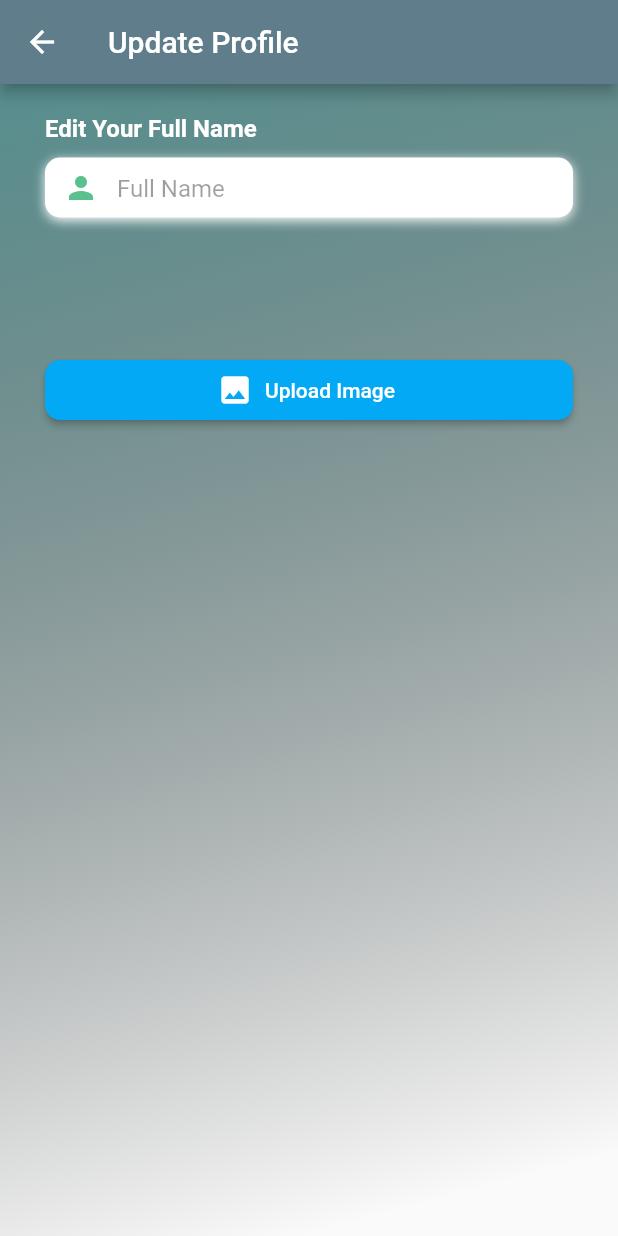
After one commit to RealXSkull/Pc-Builder, a Flutter app: the screen it shows once a user with an empty profile is signed in, in the side drawer, after a tap on "Update Profile", on a phone screen of 412 x 824 dp. The commit adds this screen. Run offline on Flutter 3.47's test engine with Material 2 defaults, Android fonts, the phone set to English and light mode, and no system bars; our stand-ins replace firebase_auth, firebase_core, firebase_database, firebase_storage, fluttertoast, image_picker; missing offline and left inert: dart:html; accounts and stored records are empty; network calls fail.

Commit message:
signup contains full name
signup contains full name

```diff
--- /dev/null
+++ b/lib/ManageProfile.dart
@@ -0,0 +1,155 @@
+// ignore_for_file: prefer_const_constructors, prefer_const_literals_to_create_immutables, unused_field
+
+import 'dart:html';
+
+import 'package:flutter/material.dart';
+import 'package:flutter/services.dart';
+import 'package:fluttertoast/fluttertoast.dart';
+import 'package:firebase_storage/firebase_storage.dart';
+import 'package:image_picker/image_picker.dart';
+
+class Manageprofile extends StatefulWidget {
+  const Manageprofile({super.key});
+
+  @override
+  State<Manageprofile> createState() => _ManageprofileState();
+}
+
+class _ManageprofileState extends State<Manageprofile> {
+  final _namecontroller = TextEditingController();
+  @override
+  Widget build(BuildContext context) {
+    return Scaffold(
+        appBar: AppBar(
+          title: Text('Update Profile'),
+          backgroundColor: Colors.blueGrey,
+        ),
+        body: AnnotatedRegion<SystemUiOverlayStyle>(
+          value: SystemUiOverlayStyle.dark,
+          child: Form(
+            // key: formkey,
+            child: Stack(
+              children: <Widget>[
+                Container(
+                  height: MediaQuery.of(context).size.height,
+                  width: MediaQuery.of(context).size.width,
+                  decoration: const BoxDecoration(
+                      gradient: LinearGradient(
+                          begin: Alignment.topLeft,
+                          end: Alignment.bottomCenter,
+                          colors: [Color(0xff588F8F), Color(0x00000000)])),
+                  child: SingleChildScrollView(
+                    physics: AlwaysScrollableScrollPhysics(),
+                    padding: EdgeInsets.symmetric(horizontal: 30, vertical: 10),
+                    child: Column(
+                      mainAxisAlignment: MainAxisAlignment.center,
+                      children: <Widget>[
+                        buildname(),
+                        SizedBox(
+                          height: 15,
+                        ),
+                        // buildemail(),
+                        const SizedBox(
+                          height: 20,
+                        ),
+                        // buildphone(),
+                        // const SizedBox(
+                        //   height: 20,
+                        // ),
+                        // buildpassword(),
+                        SizedBox(
+                          height: 20,
+                        ),
+                        //buildconfirmpassword(),
+                        SizedBox(
+                          height: 20,
+                        ),
+                        // Registerbtn(),
+                        SizedBox(
+                          height: 20,
+                        ),
+                        recoverpas()
+                      ],
+                    ),
+                  ),
+                ),
+              ],
+            ),
+          ),
+        ));
+  }
+
+  Widget recoverpas() {
+    return Container(
+      height: 40,
+      width: double.infinity,
+      child: ElevatedButton.icon(
+        style: ButtonStyle(
+            backgroundColor: MaterialStateProperty.all<Color>(Colors.lightBlue),
+            shape: MaterialStateProperty.all<RoundedRectangleBorder>(
+                RoundedRectangleBorder(
+              borderRadius: BorderRadius.circular(10.0),
+            ))),
+        label: Text('Upload Image'),
+        onPressed: () {
+          // if (_emailcontroller.text.isNotEmpty) {
+          //   ResetPassword();
+          // } else {
+          //   Fluttertoast.showToast(
+          //       msg: "Invalid Credentials",
+          //       toastLength: Toast.LENGTH_SHORT,
+          //       backgroundColor: Colors.grey);
+          // }
+        },
+        icon: Icon(
+          Icons.image,
+          size: 24,
+        ),
+      ),
+    );
+  }
+
+  Widget buildname() {
+    return Column(
+      crossAxisAlignment: CrossAxisAlignment.start,
+      children: <Widget>[
+        SizedBox(
+          height: 10,
+        ),
+        Text(
+          'Edit Your Full Name',
+          style: TextStyle(
+            color: Colors.white,
+            fontSize: 16,
+            fontWeight: FontWeight.bold,
+          ),
+        ),
+        SizedBox(height: 10),
+        Container(
+          alignment: Alignment.centerLeft,
+          decoration: BoxDecoration(
+              color: Colors.white,
+              borderRadius: BorderRadius.circular(10),
+              boxShadow: [
+                BoxShadow(
+                    color: Colors.white, blurRadius: 6, offset: Offset(0, 2))
+              ]),
+          height: 40,
+          child: TextField(
+            controller: _namecontroller,
+            keyboardType: TextInputType.text,
+            style: TextStyle(color: Colors.black87),
+            decoration: InputDecoration(
+                border: InputBorder.none,
+                prefixIcon: Icon(
+                  Icons.person,
+                  color: Color(0xff5ac18e),
+                ),
+                hintText: 'Full Name',
+                hintStyle: TextStyle(color: Colors.black38)),
+          ),
+        )
+      ],
+    );
+  }
+}
--- a/lib/NavBar.dart
+++ b/lib/NavBar.dart
@@ -5,6 +5,8 @@ import 'package:flutter/material.dart';
 import 'package:fyp/LoginScreen.dart';
 import 'package:fyp/MainMenu.dart';
 import 'package:firebase_database/firebase_database.dart';
+import 'package:fyp/ManageProfile.dart';
+import 'package:fyp/Review.dart';
 
 class NavBar extends StatelessWidget {
   @override
@@ -15,7 +17,7 @@ class NavBar extends StatelessWidget {
         padding: EdgeInsets.zero,
         children: [
           UserAccountsDrawerHeader(
-            accountName: Text('Danish'),
+            accountName: Text(user.displayName!),
             accountEmail: Text(user.email!),
             currentAccountPicture: CircleAvatar(
               child: ClipOval(
@@ -37,6 +39,14 @@ class NavBar extends StatelessWidget {
             ),
           ),
           ListTile(
+            leading: Icon(Icons.edit),
+            title: Text('Update Profile'),
+            onTap: () {
+              Navigator.push(context,
+                  MaterialPageRoute(builder: (context) => Manageprofile()));
+            },
+          ),
+          ListTile(
             leading: Icon(Icons.favorite),
             title: Text('Favorites'),
             onTap: () {
@@ -56,8 +66,8 @@ class NavBar extends StatelessWidget {
             leading: Icon(Icons.feedback),
             title: Text('Feedback'),
             onTap: () {
-              //   Navigator.push(context,
-              //       MaterialPageRoute(builder: (context) => LoginScreen()));
+              Navigator.push(
+                  context, MaterialPageRoute(builder: (context) => Review()));
             },
           ),
           ListTile(
--- a/pubspec.yaml
+++ b/pubspec.yaml
@@ -42,6 +42,10 @@ dependencies:
   firebase_database: ^10.0.6
   firebase_auth: ^4.1.4
   email_validator: ^2.1.17
+  firebase_storage: ^11.0.6
+  firebase_analytics: ^10.0.6
+  image_picker: ^0.8.6
+  firebase_core: ^2.3.0
 
 dev_dependencies:
   flutter_test:
```
Also changed, not shown: lib/Review.dart (added, +75 -0 lines), lib/Signup.dart (+16 -8 lines), pubspec.lock, 1 other file.
